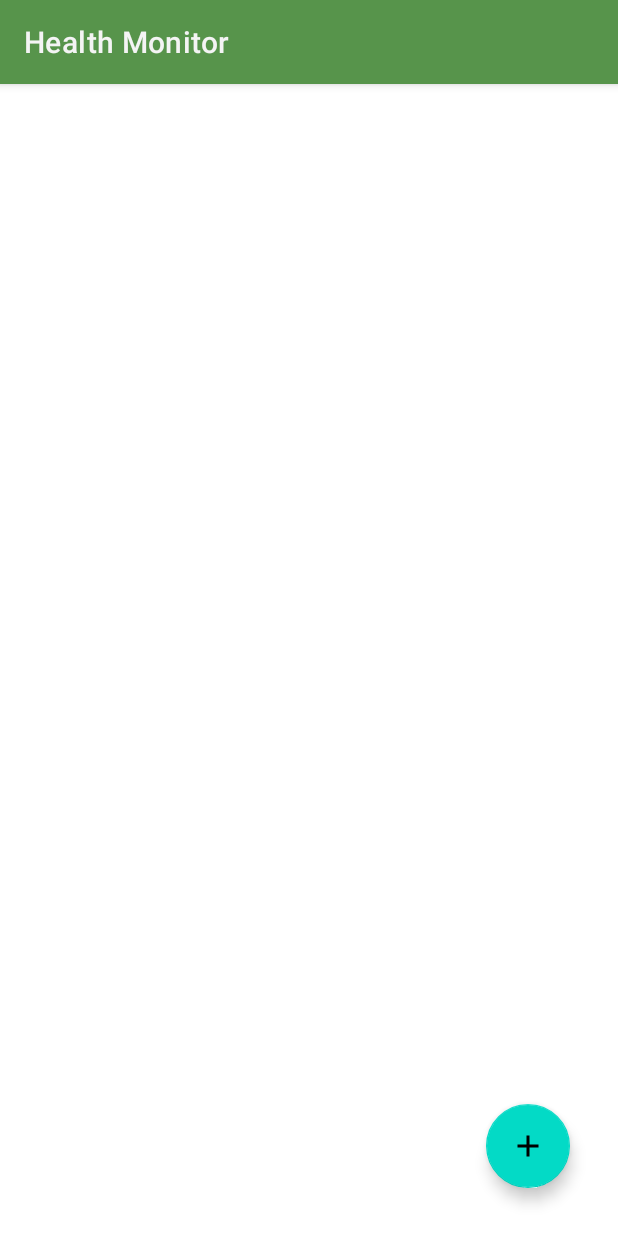
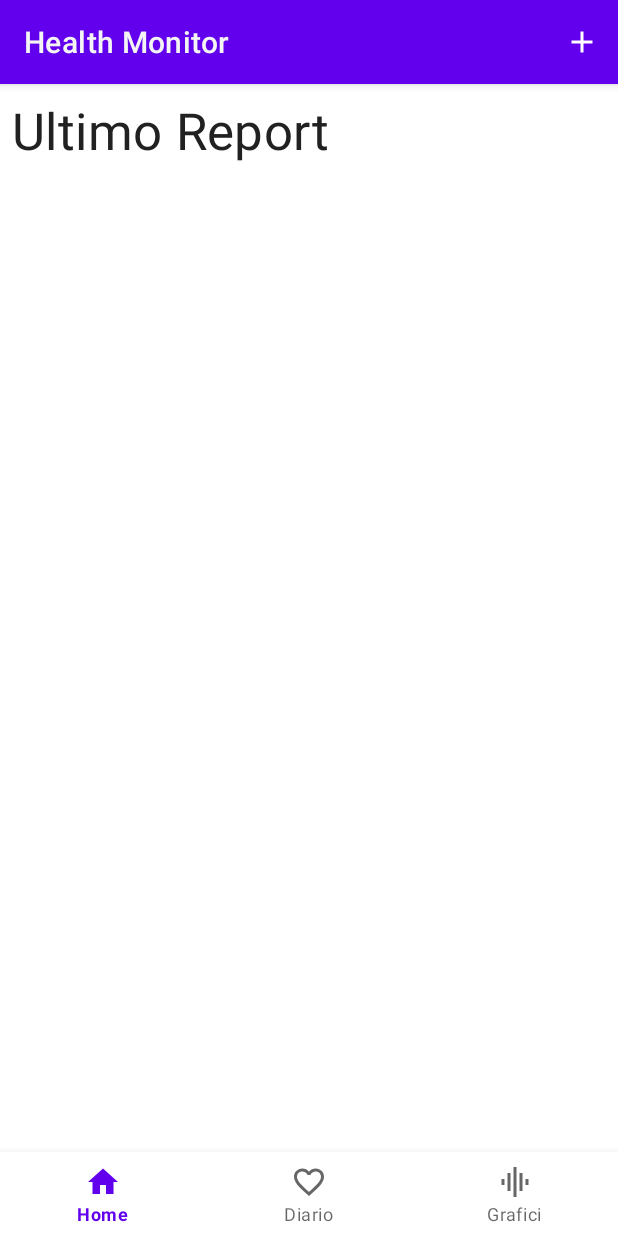
Before and after one commit to FrancescoCerio/Health-Monitor, an Android app: the screen it shows after launch (MainActivity), on a phone screen of 412 x 824 dp. Run offline under Robolectric (Android 15) with nearby library versions, the phone set to English and light mode, and no system bars; 1 statement that could not run was skipped.

Commit message:
Aggiornamento da Activity a fragment
Divisione in schermate accessibli da menu di navigazione a pedice

```diff
--- /dev/null
+++ b/app/src/main/java/com/example/health_monitor/HomeFragment.java
@@ -0,0 +1,174 @@
+package com.example.health_monitor;
+
+import android.app.Activity;
+import android.content.Intent;
+import android.graphics.Color;
+import android.graphics.drawable.ColorDrawable;
+import android.os.Bundle;
+import android.text.Html;
+import android.view.LayoutInflater;
+import android.view.View;
+import android.view.ViewGroup;
+import android.view.WindowManager;
+import android.widget.Toast;
+
+import com.example.health_monitor.DB.DateConverter;
+import com.example.health_monitor.DB.Report;
+import com.google.android.material.floatingactionbutton.FloatingActionButton;
+
+import java.util.Calendar;
+import java.util.Date;
+import java.util.List;
+import java.util.Objects;
+
+import androidx.annotation.NonNull;
+import androidx.annotation.Nullable;
+import androidx.appcompat.app.ActionBar;
+import androidx.core.content.ContextCompat;
+import androidx.fragment.app.Fragment;
+import androidx.lifecycle.Observer;
+import androidx.lifecycle.ViewModelProvider;
+import androidx.recyclerview.widget.LinearLayoutManager;
+import androidx.recyclerview.widget.RecyclerView;
+
+import static android.app.Activity.RESULT_OK;
+
+public class HomeFragment extends Fragment {
+    public static final int ADD_REPORT_REQUEST = 1;
+    public static final int EDIT_REPORT_REQUEST = 2;
+
+    private ReportViewModel reportViewModel;
+
+    @Nullable
+    @Override
+    public View onCreateView(@NonNull LayoutInflater inflater, @Nullable ViewGroup container, @Nullable Bundle savedInstanceState) {
+        return inflater.inflate(R.layout.home_layout, container, false);
+    }
+
+    /*
+    @Override
+    public void onActivityCreated(@Nullable Bundle savedInstanceState) {
+        super.onActivityCreated(savedInstanceState);
+        RecyclerView recyclerView = getActivity().findViewById(R.id.recycler_view);
+        recyclerView.setLayoutManager(new LinearLayoutManager(getContext()));
+        recyclerView.setHasFixedSize(true);
+
+        final ReportAdapter adapter = new ReportAdapter();
+        recyclerView.setAdapter(adapter);
+
+        reportViewModel = new ViewModelProvider(this,
+                ViewModelProvider
+                        .AndroidViewModelFactory
+                        .getInstance(getActivity().getApplication()))
+                .get(ReportViewModel.class);
+
+        reportViewModel.getAllReport().observe(this, new Observer<List<Report>>() {
+            @Override
+            public void onChanged(List<Report> reports) {
+                // Aggiorna automaticamente il RecyclerView
+                adapter.setReports(reports);
+            }
+        });
+
+        FloatingActionButton openReport = getActivity().findViewById(R.id.button_add_note);
+        openReport.setOnClickListener(new View.OnClickListener() {
+            @Override
+            public void onClick(View v) {
+                Intent i = new Intent(getContext(), AddEditReportActivity.class);
+                startActivityForResult(i, ADD_REPORT_REQUEST);
+            }
+        });
+
+        // Gestisco il click di ogni elemento nella main activity in modo da poter modificare i valori inseriti
+        adapter.setOnItemClickListener(new ReportAdapter.OnItemClickListener() {
+            @Override
+            public void onItemClick(Report report) {
+                Intent intent = new Intent(getContext(), AddEditReportActivity.class);
+                intent.putExtra(AddEditReportActivity.EXTRA_ID, report.getId());
+                intent.putExtra(AddEditReportActivity.EXTRA_TEMPERATURE, report.getTemperature());
+                intent.putExtra(AddEditReportActivity.EXTRA_TEMPERATURE_SLIDER, report.getTPriority());
+                intent.putExtra(AddEditReportActivity.EXTRA_BATTITO, report.getCardio());
+                intent.putExtra(AddEditReportActivity.EXTRA_BATTITO_SLIDER, report.getBPriority());
+                intent.putExtra(AddEditReportActivity.EXTRA_PRESSURE, report.getPressure());
+                intent.putExtra(AddEditReportActivity.EXTRA_PRESSURE_SLIDER, report.getPPriority());
+                intent.putExtra(AddEditReportActivity.EXTRA_GLICEMIA, report.getGlicemia());
+                intent.putExtra(AddEditReportActivity.EXTRA_GLICEMIA_SLIDER, report.getGPriority());
+                intent.putExtra(AddEditReportActivity.EXTRA_DATE, report.getDate());
+                intent.putExtra(AddEditReportActivity.EXTRA_NOTE, report.getNote());
+
+                startActivityForResult(intent, EDIT_REPORT_REQUEST);
+            }
+        });
+    }
+
+    @Override
+    public void onCreate(@Nullable Bundle savedInstanceState) {
+
+        super.onCreate(savedInstanceState);
+    }
+
+
+
+     * Prendo i valori passati da AddReport Activity e li inserisco nel DB
+     * @param requestCode
+     * @param resultCode
+     * @param data
+
+    @Override
+    public void onActivityResult(int requestCode, int resultCode, Intent data) {
+        super.onActivityResult(requestCode, resultCode, data);
+
+        if(requestCode == ADD_REPORT_REQUEST && resultCode == RESULT_OK){
+            int tempInt = data.getIntExtra(AddEditReportActivity.EXTRA_TEMPERATURE, 36);
+            int battInt = data.getIntExtra(AddEditReportActivity.EXTRA_BATTITO, 60);
+            int pressInt = data.getIntExtra(AddEditReportActivity.EXTRA_PRESSURE, 40);
+            int glicInt = data.getIntExtra(AddEditReportActivity.EXTRA_GLICEMIA, 60);
+            Long date = data.getLongExtra(AddEditReportActivity.EXTRA_DATE, DateConverter.fromDate(Calendar.getInstance().getTime()));
+            String note = Objects.requireNonNull(data.getStringExtra(AddEditReportActivity.EXTRA_NOTE));
+
+            float tempSlider = data.getFloatExtra(AddEditReportActivity.EXTRA_TEMPERATURE_SLIDER, 3);
+            float battSlider = data.getFloatExtra(AddEditReportActivity.EXTRA_BATTITO_SLIDER, 3);
+            float pressSlider = data.getFloatExtra(AddEditReportActivity.EXTRA_PRESSURE_SLIDER, 3);
+            float glicSlider = data.getFloatExtra(AddEditReportActivity.EXTRA_GLICEMIA_SLIDER, 3);
+            Report report;
+
+            Date dateToStore = DateConverter.toDate(date);
+
+            report = new Report(dateToStore, tempInt, glicInt, pressInt, battInt, tempSlider, pressSlider, glicSlider, battSlider, note);
+            reportViewModel.insert(report);
+
+            Toast.makeText(getContext(), "Report salvato!", Toast.LENGTH_SHORT).show();
+
+        } else if(requestCode == EDIT_REPORT_REQUEST && resultCode == RESULT_OK) {
+            int id = data.getIntExtra(AddEditReportActivity.EXTRA_ID, -1);
+            if(id == -1){
+                Toast.makeText(getContext(), "Report non aggiornato", Toast.LENGTH_SHORT).show();
+                return;
+            }
+
+            int tempInt = data.getIntExtra(AddEditReportActivity.EXTRA_TEMPERATURE, 36);
+            int battInt = data.getIntExtra(AddEditReportActivity.EXTRA_BATTITO, 60);
+            int pressInt = data.getIntExtra(AddEditReportActivity.EXTRA_PRESSURE, 40);
+            int glicInt = data.getIntExtra(AddEditReportActivity.EXTRA_GLICEMIA, 60);
+            Long date = data.getLongExtra(AddEditReportActivity.EXTRA_DATE, DateConverter.fromDate(Calendar.getInstance().getTime()));
+            String note = Objects.requireNonNull(data.getStringExtra(AddEditReportActivity.EXTRA_NOTE));
+
+            float tempSlider = data.getFloatExtra(AddEditReportActivity.EXTRA_TEMPERATURE_SLIDER, 3);
+            float battSlider = data.getFloatExtra(AddEditReportActivity.EXTRA_BATTITO_SLIDER, 3);
+            float pressSlider = data.getFloatExtra(AddEditReportActivity.EXTRA_PRESSURE_SLIDER, 3);
+            float glicSlider = data.getFloatExtra(AddEditReportActivity.EXTRA_GLICEMIA_SLIDER, 3);
+            Report report;
+
+            Date dateToStore = DateConverter.toDate(date);
+            report = new Report(dateToStore, tempInt, glicInt, pressInt, battInt, tempSlider, pressSlider, glicSlider, battSlider, note);
+            report.setId(id);
+            reportViewModel.update(report);
+
+            Toast.makeText(getContext(), "Report aggiornato", Toast.LENGTH_SHORT).show();
+
+        } else {
+            Toast.makeText(getContext(), "Report non salvato", Toast.LENGTH_SHORT).show();
+        }
+    }
+    */
+}
--- a/app/src/main/java/com/example/health_monitor/MainActivity.java
+++ b/app/src/main/java/com/example/health_monitor/MainActivity.java
@@ -1,9 +1,11 @@
 package com.example.health_monitor;
 
+import androidx.annotation.NonNull;
 import androidx.appcompat.app.ActionBar;
 import androidx.appcompat.app.AppCompatActivity;
 
 import androidx.core.content.ContextCompat;
+import androidx.fragment.app.Fragment;
 import androidx.lifecycle.Observer;
 import androidx.lifecycle.ViewModelProvider;
 import androidx.recyclerview.widget.LinearLayoutManager;
@@ -15,6 +17,8 @@ import android.graphics.drawable.ColorDrawable;
 import android.os.Build;
 import android.os.Bundle;
 import android.text.Html;
+import android.view.Menu;
+import android.view.MenuItem;
 import android.view.View;
 import android.view.Window;
 import android.view.WindowManager;
@@ -22,6 +26,7 @@ import android.widget.Toast;
 
 import com.example.health_monitor.DB.DateConverter;
 import com.example.health_monitor.DB.Report;
+import com.google.android.material.bottomnavigation.BottomNavigationView;
 import com.google.android.material.floatingactionbutton.FloatingActionButton;
 
 import java.util.Calendar;
@@ -31,10 +36,6 @@ import java.util.Objects;
 
 public class MainActivity extends AppCompatActivity {
     public static final int ADD_REPORT_REQUEST = 1;
-    public static final int EDIT_REPORT_REQUEST = 2;
-
-    private ReportViewModel reportViewModel;
-
 
     @Override
     protected void onCreate(Bundle savedInstanceState) {
@@ -43,60 +44,57 @@ public class MainActivity extends AppCompatActivity {
 
         setActionBarStyle();
 
-        RecyclerView recyclerView = findViewById(R.id.recycler_view);
-        recyclerView.setLayoutManager(new LinearLayoutManager(this));
-        recyclerView.setHasFixedSize(true);
+        BottomNavigationView bottomNav = findViewById(R.id.bottom_navigation);
+        bottomNav.setOnNavigationItemSelectedListener(navListener);
 
-        final ReportAdapter adapter = new ReportAdapter();
-        recyclerView.setAdapter(adapter);
+        getSupportFragmentManager().beginTransaction().replace(R.id.frame_container,
+                new HomeFragment()).commit();
+    }
 
-        reportViewModel = new ViewModelProvider(this,
-                ViewModelProvider
-                        .AndroidViewModelFactory
-                        .getInstance(this.getApplication()))
-                .get(ReportViewModel.class);
+    @Override
+    public boolean onCreateOptionsMenu(Menu menu) {
+        getMenuInflater().inflate(R.menu.add_report_menu, menu);
+        return super.onCreateOptionsMenu(menu);
+    }
 
-        reportViewModel.getAllReport().observe(this, new Observer<List<Report>>() {
     @Override
-            public void onChanged(List<Report> reports) {
-                // Aggiorna automaticamente il RecyclerView
-                adapter.setReports(reports);
-            }
-        });
+    public boolean onOptionsItemSelected(MenuItem item) {
+        int id = item.getItemId();
 
-        FloatingActionButton openReport = findViewById(R.id.button_add_note);
-        openReport.setOnClickListener(new View.OnClickListener() {
-            @Override
-            public void onClick(View v) {
-                Intent i = new Intent(MainActivity.this, AddEditReportActivity.class);
+        if (id == R.id.add_report) {
+            Intent i = new Intent(this, AddEditReportActivity.class);
             startActivityForResult(i, ADD_REPORT_REQUEST);
         }
-        });
-
-        // Gestisco il click di ogni elemento nella main activity in modo da poter modificare i valori inseriti
-        adapter.setOnItemClickListener(new ReportAdapter.OnItemClickListener() {
-            @Override
-            public void onItemClick(Report report) {
-                Intent intent = new Intent(MainActivity.this, AddEditReportActivity.class);
-                intent.putExtra(AddEditReportActivity.EXTRA_ID, report.getId());
-                intent.putExtra(AddEditReportActivity.EXTRA_TEMPERATURE, report.getTemperature());
-                intent.putExtra(AddEditReportActivity.EXTRA_TEMPERATURE_SLIDER, report.getTPriority());
-                intent.putExtra(AddEditReportActivity.EXTRA_BATTITO, report.getCardio());
-                intent.putExtra(AddEditReportActivity.EXTRA_BATTITO_SLIDER, report.getBPriority());
-                intent.putExtra(AddEditReportActivity.EXTRA_PRESSURE, report.getPressure());
-                intent.putExtra(AddEditReportActivity.EXTRA_PRESSURE_SLIDER, report.getPPriority());
-                intent.putExtra(AddEditReportActivity.EXTRA_GLICEMIA, report.getGlicemia());
-                intent.putExtra(AddEditReportActivity.EXTRA_GLICEMIA_SLIDER, report.getGPriority());
-                intent.putExtra(AddEditReportActivity.EXTRA_DATE, report.getDate());
-                intent.putExtra(AddEditReportActivity.EXTRA_NOTE, report.getNote());
-
-                startActivityForResult(intent, EDIT_REPORT_REQUEST);
-            }
-        });
+        return super.onOptionsItemSelected(item);
     }
 
+    private BottomNavigationView.OnNavigationItemSelectedListener navListener =
+            new BottomNavigationView.OnNavigationItemSelectedListener() {
+                @Override
+                public boolean onNavigationItemSelected(@NonNull MenuItem item) {
+                    Fragment selectedFragment = null;
+
+                    switch(item.getItemId()){
+                        case R.id.nav_home:
+                            selectedFragment = new HomeFragment();
+                            break;
+
+                        case R.id.nav_diary:
+                            selectedFragment = new DiaryFragment();
+                            break;
+
+                        case R.id.nav_graph:
+                            break;
+
+                    }
+                    getSupportFragmentManager().beginTransaction().replace(R.id.frame_container, selectedFragment).commit();
+
+                    return true;
+                }
+            };
+
     /**
-     * Setto la UI della toolbar
+     * Setto la UI della actionBar
      */
     private void setActionBarStyle(){
         Objects.requireNonNull(getSupportActionBar()).setHomeAsUpIndicator(R.drawable.arrow_back);
@@ -107,71 +105,11 @@ public class MainActivity extends AppCompatActivity {
         getWindow().setStatusBarColor(ContextCompat.getColor(this, R.color.colorPrimary));
         ColorDrawable colorDrawable = new ColorDrawable(Color.parseColor("#57944B"));
 
+        actionBar.
         // Set BackgroundDrawable
         actionBar.setBackgroundDrawable(colorDrawable);
         actionBar.setTitle(Html.fromHtml("<font color=\"#f4f4f4\">" + "Health Monitor" + "</font>"));
     }
 
-    /**
-     * Prendo i valori passati da AddReport Activity e li inserisco nel DB
-     * @param requestCode
-     * @param resultCode
-     * @param data
-     */
-    @Override
-    protected void onActivityResult(int requestCode, int resultCode, Intent data) {
-        super.onActivityResult(requestCode, resultCode, data);
 
-        if(requestCode == ADD_REPORT_REQUEST && resultCode == RESULT_OK){
-            int tempInt = data.getIntExtra(AddEditReportActivity.EXTRA_TEMPERATURE, 36);
-            int battInt = data.getIntExtra(AddEditReportActivity.EXTRA_BATTITO, 60);
-            int pressInt = data.getIntExtra(AddEditReportActivity.EXTRA_PRESSURE, 40);
-            int glicInt = data.getIntExtra(AddEditReportActivity.EXTRA_GLICEMIA, 60);
-            Long date = data.getLongExtra(AddEditReportActivity.EXTRA_DATE, DateConverter.fromDate(Calendar.getInstance().getTime()));
-            String note = Objects.requireNonNull(data.getStringExtra(AddEditReportActivity.EXTRA_NOTE));
-
-            float tempSlider = data.getFloatExtra(AddEditReportActivity.EXTRA_TEMPERATURE_SLIDER, 3);
-            float battSlider = data.getFloatExtra(AddEditReportActivity.EXTRA_BATTITO_SLIDER, 3);
-            float pressSlider = data.getFloatExtra(AddEditReportActivity.EXTRA_PRESSURE_SLIDER, 3);
-            float glicSlider = data.getFloatExtra(AddEditReportActivity.EXTRA_GLICEMIA_SLIDER, 3);
-            Report report;
-
-            Date dateToStore = DateConverter.toDate(date);
-
-            report = new Report(dateToStore, tempInt, glicInt, pressInt, battInt, tempSlider, pressSlider, glicSlider, battSlider, note);
-            reportViewModel.insert(report);
-
-            Toast.makeText(this, "Report salvato!", Toast.LENGTH_SHORT).show();
-
-        } else if(requestCode == EDIT_REPORT_REQUEST && resultCode == RESULT_OK) {
-            int id = data.getIntExtra(AddEditReportActivity.EXTRA_ID, -1);
-            if(id == -1){
-                Toast.makeText(this, "Report non aggiornato", Toast.LENGTH_SHORT).show();
-                return;
 }
-
-            int tempInt = data.getIntExtra(AddEditReportActivity.EXTRA_TEMPERATURE, 36);
-            int battInt = data.getIntExtra(AddEditReportActivity.EXTRA_BATTITO, 60);
-            int pressInt = data.getIntExtra(AddEditReportActivity.EXTRA_PRESSURE, 40);
-            int glicInt = data.getIntExtra(AddEditReportActivity.EXTRA_GLICEMIA, 60);
-            Long date = data.getLongExtra(AddEditReportActivity.EXTRA_DATE, DateConverter.fromDate(Calendar.getInstance().getTime()));
-            String note = Objects.requireNonNull(data.getStringExtra(AddEditReportActivity.EXTRA_NOTE));
-
-            float tempSlider = data.getFloatExtra(AddEditReportActivity.EXTRA_TEMPERATURE_SLIDER, 3);
-            float battSlider = data.getFloatExtra(AddEditReportActivity.EXTRA_BATTITO_SLIDER, 3);
-            float pressSlider = data.getFloatExtra(AddEditReportActivity.EXTRA_PRESSURE_SLIDER, 3);
-            float glicSlider = data.getFloatExtra(AddEditReportActivity.EXTRA_GLICEMIA_SLIDER, 3);
-            Report report;
-
-            Date dateToStore = DateConverter.toDate(date);
-            report = new Report(dateToStore, tempInt, glicInt, pressInt, battInt, tempSlider, pressSlider, glicSlider, battSlider, note);
-            report.setId(id);
-            reportViewModel.update(report);
-
-            Toast.makeText(this, "Report aggiornato", Toast.LENGTH_SHORT).show();
-
-        } else {
-            Toast.makeText(this, "Report non salvato", Toast.LENGTH_SHORT).show();
-        }
-    }
-}
--- /dev/null
+++ b/app/src/main/res/drawable/home_icon.xml
@@ -0,0 +1,10 @@
+<vector xmlns:android="http://schemas.android.com/apk/res/android"
+    android:width="24dp"
+    android:height="24dp"
+    android:tint="#000000"
+    android:viewportHeight="24"
+    android:viewportWidth="24">
+    <path
+        android:fillColor="@android:color/black"
+        android:pathData="M10,20v-6h4v6h5v-8h3L12,3 2,12h3v8z" />
+</vector>
--- /dev/null
+++ b/app/src/main/res/drawable/ic_baseline_favorite_border_24.xml
@@ -0,0 +1,10 @@
+<vector xmlns:android="http://schemas.android.com/apk/res/android"
+    android:width="24dp"
+    android:height="24dp"
+    android:tint="#000000"
+    android:viewportHeight="24"
+    android:viewportWidth="24">
+    <path
+        android:fillColor="@android:color/white"
+        android:pathData="M16.5,3c-1.74,0 -3.41,0.81 -4.5,2.09C10.91,3.81 9.24,3 7.5,3 4.42,3 2,5.42 2,8.5c0,3.78 3.4,6.86 8.55,11.54L12,21.35l1.45,-1.32C18.6,15.36 22,12.28 22,8.5 22,5.42 19.58,3 16.5,3zM12.1,18.55l-0.1,0.1 -0.1,-0.1C7.14,14.24 4,11.39 4,8.5 4,6.5 5.5,5 7.5,5c1.54,0 3.04,0.99 3.57,2.36h1.87C13.46,5.99 14.96,5 16.5,5c2,0 3.5,1.5 3.5,3.5 0,2.89 -3.14,5.74 -7.9,10.05z" />
+</vector>
--- /dev/null
+++ b/app/src/main/res/drawable/ic_baseline_graphic_eq_24.xml
@@ -0,0 +1,10 @@
+<vector xmlns:android="http://schemas.android.com/apk/res/android"
+    android:width="24dp"
+    android:height="24dp"
+    android:tint="#000000"
+    android:viewportHeight="24"
+    android:viewportWidth="24">
+    <path
+        android:fillColor="@android:color/white"
+        android:pathData="M7,18h2L9,6L7,6v12zM11,22h2L13,2h-2v20zM3,14h2v-4L3,10v4zM15,18h2L17,6h-2v12zM19,10v4h2v-4h-2z" />
+</vector>
--- a/app/src/main/res/layout/activity_main.xml
+++ b/app/src/main/res/layout/activity_main.xml
@@ -1,5 +1,5 @@
 <?xml version="1.0" encoding="utf-8"?>
-<androidx.coordinatorlayout.widget.CoordinatorLayout
+<RelativeLayout
     xmlns:android="http://schemas.android.com/apk/res/android"
     xmlns:app="http://schemas.android.com/apk/res-auto"
     xmlns:tools="http://schemas.android.com/tools"
@@ -8,21 +8,21 @@
     tools:context=".MainActivity">
 
 
-    <androidx.recyclerview.widget.RecyclerView
-        android:id="@+id/recycler_view"
+    <FrameLayout
+        android:id="@+id/frame_container"
         android:layout_width="match_parent"
         android:layout_height="match_parent"
-        app:layout_constraintTop_toTopOf="parent"
-        tools:listitem="@layout/report_item" />
-
-    <com.google.android.material.floatingactionbutton.FloatingActionButton
-        android:id="@+id/button_add_note"
-        android:layout_width="wrap_content"
-        android:layout_height="wrap_content"
-        android:src="@drawable/ic_add"
-        app:rippleColor="@color/colorPrimaryDark"
-        android:layout_gravity="bottom|end"
-        android:layout_margin="32dp"/>
+        android:layout_above="@id/bottom_navigation">
+    </FrameLayout>
 
 
-</androidx.coordinatorlayout.widget.CoordinatorLayout>
+    <com.google.android.material.bottomnavigation.BottomNavigationView
+        android:id="@+id/bottom_navigation"
+        android:layout_width="match_parent"
+        android:layout_height="wrap_content"
+        android:layout_alignParentBottom="true"
+        app:menu="@menu/bottom_navigation"
+        android:background="?android:attr/windowBackground"/>
+
+
+</RelativeLayout>
--- /dev/null
+++ b/app/src/main/res/layout/home_layout.xml
@@ -0,0 +1,20 @@
+<?xml version="1.0" encoding="utf-8"?>
+<RelativeLayout xmlns:android="http://schemas.android.com/apk/res/android"
+    android:layout_width="match_parent"
+    android:layout_height="match_parent"
+    xmlns:app="http://schemas.android.com/apk/res-auto"
+    xmlns:tools="http://schemas.android.com/tools">
+
+    <TextView
+        android:id="@+id/ultimo_report"
+        android:layout_width="match_parent"
+        android:layout_height="wrap_content"
+        android:text="Ultimo Report"
+        android:paddingVertical="8dp"
+        android:paddingHorizontal="8dp"
+        android:textAppearance="@style/TextAppearance.MaterialComponents.Headline4"
+        android:textColor="@color/title_report"
+        app:layout_constraintTop_toTopOf="parent"
+        android:layout_gravity="top|start" />
+
+</RelativeLayout>
--- a/app/src/main/res/menu/add_report_menu.xml
+++ b/app/src/main/res/menu/add_report_menu.xml
@@ -2,8 +2,8 @@
 <menu xmlns:android="http://schemas.android.com/apk/res/android"
     xmlns:app="http://schemas.android.com/apk/res-auto">
     <item
-        android:id="@+id/save_report_old"
-        android:icon="@drawable/ic_save"
+        android:id="@+id/add_report"
+        android:icon="@drawable/ic_add"
         android:title="Save"
         app:showAsAction="ifRoom"/>
 </menu>
--- /dev/null
+++ b/app/src/main/res/menu/bottom_navigation.xml
@@ -0,0 +1,15 @@
+<?xml version="1.0" encoding="utf-8"?>
+<menu xmlns:android="http://schemas.android.com/apk/res/android">
+    <item
+        android:id="@+id/nav_home"
+        android:icon="@drawable/home_icon"
+        android:title="Home" />
+    <item
+        android:id="@+id/nav_diary"
+        android:icon="@drawable/ic_baseline_favorite_border_24"
+        android:title="Diario" />
+    <item
+        android:id="@+id/nav_graph"
+        android:icon="@drawable/ic_baseline_graphic_eq_24"
+        android:title="Grafici" />
+</menu>
```
Also changed, not shown: app/src/main/java/com/example/health_monitor/AddEditReportActivity.java (+2 -5 lines), app/src/main/java/com/example/health_monitor/DiaryFragment.java (added, +147 -0 lines), app/src/main/res/layout/diary_layout.xml (added, +31 -0 lines). Lines whose indentation alone changed are shown as unchanged.
